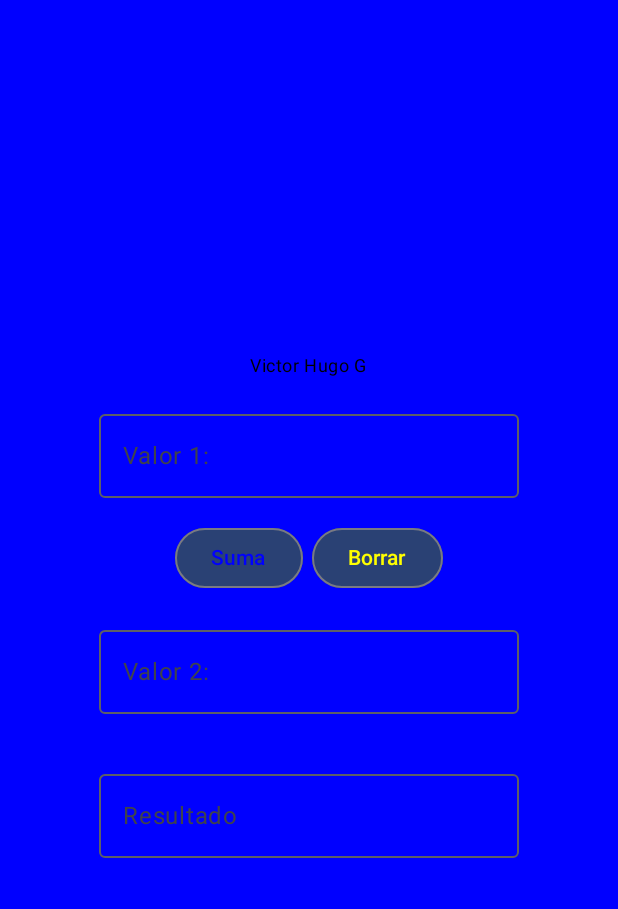
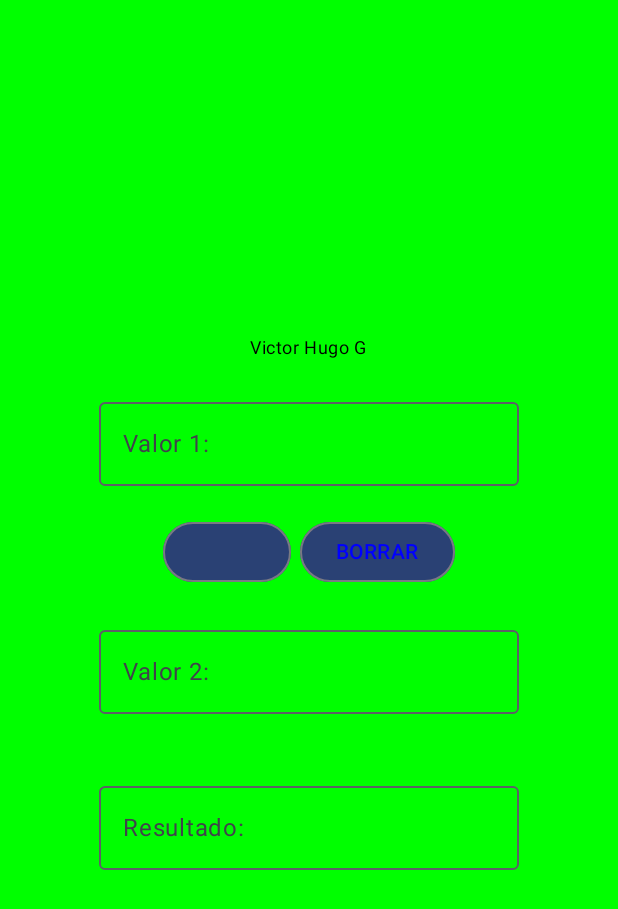
Before and after one commit to VictorGue/Practicas, an Android app built with Jetpack Compose: the screen it shows after launch (MainActivity), on a phone screen of 412 x 824 dp. Shown: the top 909 px of the screen. Run offline under Robolectric (Android 15) with nearby library versions, the phone set to English and light mode, and no system bars.

Commit message:
Correcion de suma

```diff
--- a/app/src/main/java/com/example/practicas/MainActivity.kt
+++ b/app/src/main/java/com/example/practicas/MainActivity.kt
@@ -38,7 +38,7 @@ class MainActivity : ComponentActivity() {
             PracticasTheme {
                 Surface(
                     modifier = Modifier.fillMaxSize(),
-                    color = Color.Blue
+                    color = Color.Green
                 ) {
                     Greeting(
                     )
@@ -53,8 +53,8 @@ class MainActivity : ComponentActivity() {
 @Composable
 fun Greeting() {
     val context= LocalContext.current
-    var ValorA by remember { mutableStateOf("") }
-    var ValorB by remember { mutableStateOf("") }
+    var Valor1 by remember { mutableStateOf("") }
+    var Valor2 by remember { mutableStateOf("") }
     var Resultado by remember { mutableStateOf("") }
     Column(
         modifier = Modifier.fillMaxSize(),
@@ -66,11 +66,11 @@ fun Greeting() {
             text = "Victor Hugo G",
             style = MaterialTheme.typography.bodySmall
         )
-        Row(Modifier.padding(16.dp)){
+        Row(Modifier.padding(20.dp)){
             OutlinedTextField(
-                value=ValorA,
+                value=Valor1,
                 label={Text("Valor 1:")},
-                onValueChange ={ValorA=it}
+                onValueChange ={Valor1=it}
             )
         }
         Row(
@@ -79,13 +79,13 @@ fun Greeting() {
         ) {
             OutlinedButton(
                 onClick = {
-                    val a = ValorA.toInt()
-                    val b = ValorB.toInt()
+                    val a = Valor1.toInt()
+                    val b = Valor2.toInt()
                     val c = a + b
                     Resultado = c.toString()
                 },
                 colors = ButtonDefaults.buttonColors(
-                    contentColor = Color.Blue
+                    contentColor = Color.Transparent
                 )
             ) {
                 Text(text = "Suma")
@@ -96,10 +96,10 @@ fun Greeting() {
                     Resultado = ""
                 },
                 colors = ButtonDefaults.buttonColors(
-                    contentColor = Color.Yellow
+                    contentColor = Color.Blue
                 )
             ) {
-                Text(text = "Borrar")
+                Text(text = "BORRAR")
             }
         }
 
@@ -109,22 +109,22 @@ fun Greeting() {
 
         }
         Row(
-            modifier= Modifier.padding(16.dp).
+            modifier= Modifier.padding(20.dp).
             align(Alignment.CenterHorizontally)
         ){
             OutlinedTextField(
-                value = ValorB,
+                value = Valor2,
                 label={Text("Valor 2:")},
-                onValueChange ={ValorB=it}
+                onValueChange ={Valor2=it}
             )
         }
         Row(
-            modifier= Modifier.padding(16.dp).
+            modifier= Modifier.padding(20.dp).
             align(Alignment.CenterHorizontally)
         ){
             OutlinedTextField(
                 value = Resultado,
-                label={Text("Resultado")},
+                label={Text("Resultado:")},
                 onValueChange ={Resultado=it}
             )
         }
```
